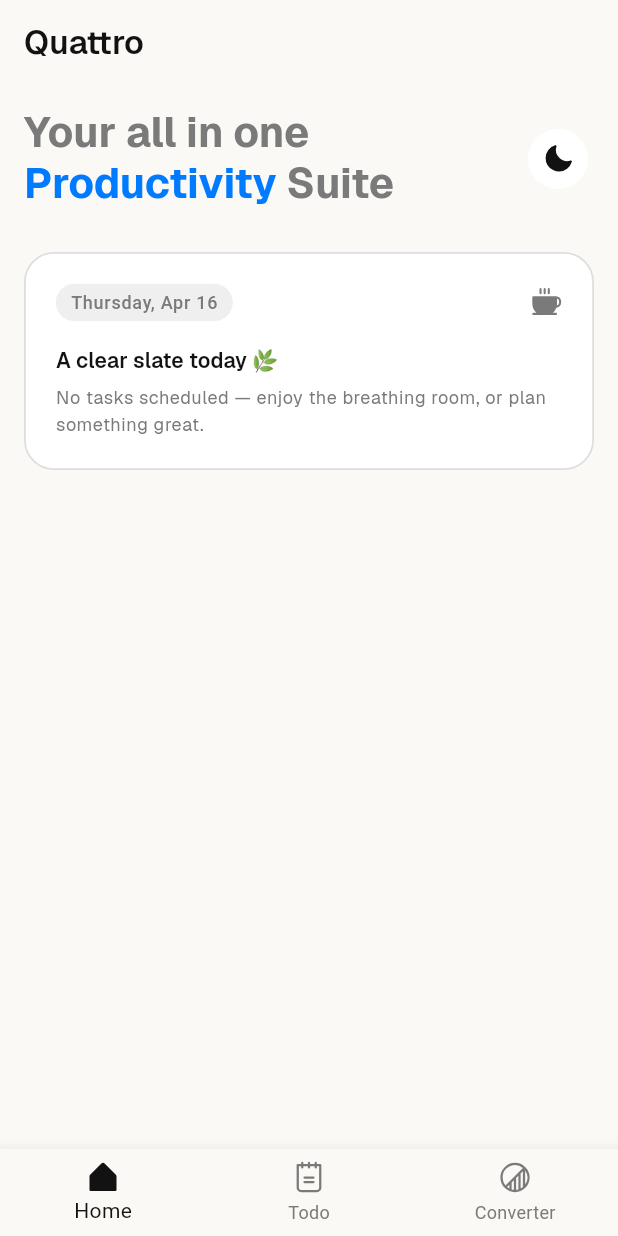
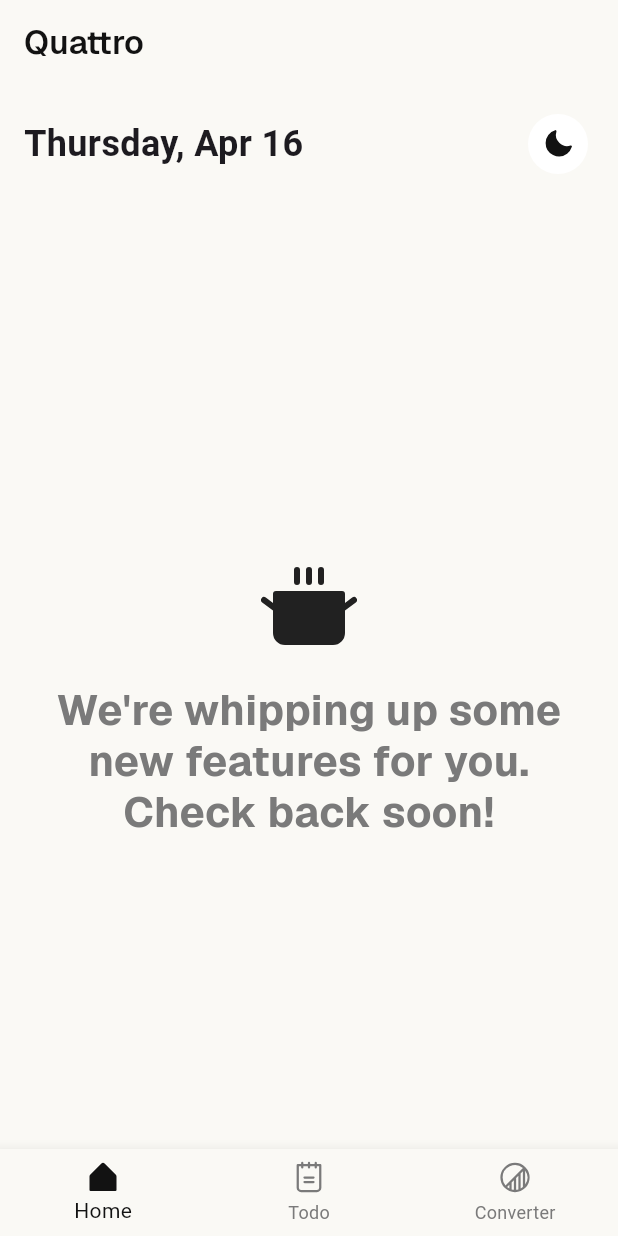
Before and after one commit to mukt-SPEC/Hng-14-task-0, a Flutter app: the screen it shows after launch, on a phone screen of 412 x 824 dp. Run offline on Flutter 3.47's test engine with Material 3 defaults, Android fonts, the phone set to English and light mode, and no system bars; our stand-ins replace flutter_riverpod, google_fonts, hive, hive_flutter, phosphor_flutter; missing offline and left inert: quantify; accounts and stored records are empty; Roboto replaces fonts that are missing (Geist Mono).

Commit message:
a litlle change

```diff
--- a/lib/main.dart
+++ b/lib/main.dart
@@ -2,7 +2,7 @@ import 'package:flutter/material.dart';
 import 'package:flutter_riverpod/flutter_riverpod.dart';
 import 'package:hive_flutter/hive_flutter.dart';
 import 'package:unitcoverter/Model/todo_model.dart';
-import 'package:unitcoverter/presentation/root_screen.dart';
+import 'package:unitcoverter/presentation/screens/root_screen.dart';
 import 'package:unitcoverter/provider/theme_provider.dart';
 void main() async {
   WidgetsFlutterBinding.ensureInitialized();
--- a/lib/presentation/home_page.dart
+++ b/lib/presentation/screens/home_page.dart
@@ -7,6 +7,7 @@ import 'package:unitcoverter/provider/theme_provider.dart';
 import 'package:unitcoverter/provider/todo_provider.dart';
 import 'package:unitcoverter/theme/appcolor.dart';
 import 'package:unitcoverter/theme/text_styles.dart';
+import 'package:unitcoverter/utils/app_images.dart';
 
 class HomePage extends ConsumerWidget {
   const HomePage({super.key});
@@ -48,27 +49,31 @@ class HomePage extends ConsumerWidget {
             Row(
               mainAxisAlignment: MainAxisAlignment.spaceBetween,
               children: [
-                RichText(
-                  text: TextSpan(
-                    style: AppTextStyles.headlineMedium.copyWith(
-                      color: colors.secondaryTextColor,
-                      fontWeight: FontWeight.bold,
-                      height: 1.2,
-                    ),
-                    children: [
-                      const TextSpan(text: 'Your all in one \n'),
-                      TextSpan(
-                        text: 'Productivity',
-                        style: AppTextStyles.headlineMedium.copyWith(
-                          color: colors.buttonColor,
-                          fontWeight: FontWeight.bold,
-                          height: 1.2,
-                        ),
-                      ),
-                      const TextSpan(text: ' Suite'),
-                    ],
-                  ),
+                Text(
+                  DateFormat('EEEE, MMM d').format(DateTime.now()),
+                  style: AppTextStyles.monoDisplay.copyWith(fontSize: 24),
                 ),
+                // RichText(
+                //   text: TextSpan(
+                //     style: AppTextStyles.headlineMedium.copyWith(
+                //       color: colors.secondaryTextColor,
+                //       fontWeight: FontWeight.bold,
+                //       height: 1.2,
+                //     ),
+                //     children: [
+                //       const TextSpan(text: 'Your all in one \n'),
+                //       TextSpan(
+                //         text: 'Productivity',
+                //         style: AppTextStyles.headlineMedium.copyWith(
+                //           color: colors.buttonColor,
+                //           fontWeight: FontWeight.bold,
+                //           height: 1.2,
+                //         ),
+                //       ),
+                //       const TextSpan(text: ' Suite'),
+                //     ],
+                //   ),
+                // ),
                 IconButton.filled(
                   onPressed: () {
                     ref
@@ -87,15 +92,34 @@ class HomePage extends ConsumerWidget {
               ],
             ),
 
-            const SizedBox(height: 28),
+            const SizedBox(height: 256),
 
-            // Today reminder card
-            _TodayReminderCard(
-              colors: colors,
-              isDark: isDark,
-              todayTasks: todayTasks,
-              pendingCount: pendingTodayCount,
+            Center(
+              child: Column(
+                mainAxisAlignment: MainAxisAlignment.center,
+                spacing: 16,
+                children: [
+                  PhosphorIcon(PhosphorIconsFill.cookingPot, size: 64),
+
+                  Text(
+                    "We're whipping up some new features for you. Check back soon!",
+                    style: AppTextStyles.headlineMedium.copyWith(
+                      color: colors.secondaryTextColor,
+                      fontWeight: FontWeight.bold,
+                      height: 1.2,
+                    ),
+                    textAlign: TextAlign.center,
+                  ),
+                ],
+              ),
             ),
+
+            // _TodayReminderCard(
+            //   colors: colors,
+            //   isDark: isDark,
+            //   todayTasks: todayTasks,
+            //   pendingCount: pendingTodayCount,
+            // ),
           ],
         ),
       ),
--- a/lib/presentation/root_screen.dart
+++ b/lib/presentation/screens/root_screen.dart
@@ -1,9 +1,9 @@
 import 'package:flutter/material.dart';
 import 'package:flutter_riverpod/flutter_riverpod.dart';
 import 'package:phosphor_flutter/phosphor_flutter.dart';
-import 'package:unitcoverter/presentation/unit_converter_page.dart';
-import 'package:unitcoverter/presentation/home_page.dart';
-import 'package:unitcoverter/presentation/todo_page.dart';
+import 'package:unitcoverter/presentation/screens/unit_converter_page.dart';
+import 'package:unitcoverter/presentation/screens/home_page.dart';
+import 'package:unitcoverter/presentation/screens/todo_page.dart';
 import 'package:unitcoverter/provider/theme_provider.dart';
 import 'package:unitcoverter/theme/appcolor.dart';
 
--- /dev/null
+++ b/lib/utils/app_images.dart
@@ -0,0 +1,3 @@
+class AppImages {
+  static const String cooking = "assets/images/cooking.png";
+}
--- a/pubspec.yaml
+++ b/pubspec.yaml
@@ -55,8 +55,8 @@ flutter:
   # the material Icons class.
   uses-material-design: true
   # To add assets to your application, add an assets section, like this:
-  # assets:
-  #   - images/a_dot_burr.jpeg
+  assets:
+    - assets/images/
   #   - images/a_dot_ham.jpeg
   # An image asset can refer to one or more resolution-specific "variants", see
   # https://flutter.dev/to/resolution-aware-images
```
Also changed, not shown: assets/images/cooking.png (added), lib/presentation/screens/todo_page.dart (renamed from lib/presentation/todo_page.dart), lib/presentation/screens/unit_converter_page.dart (renamed from lib/presentation/unit_converter_page.dart).
